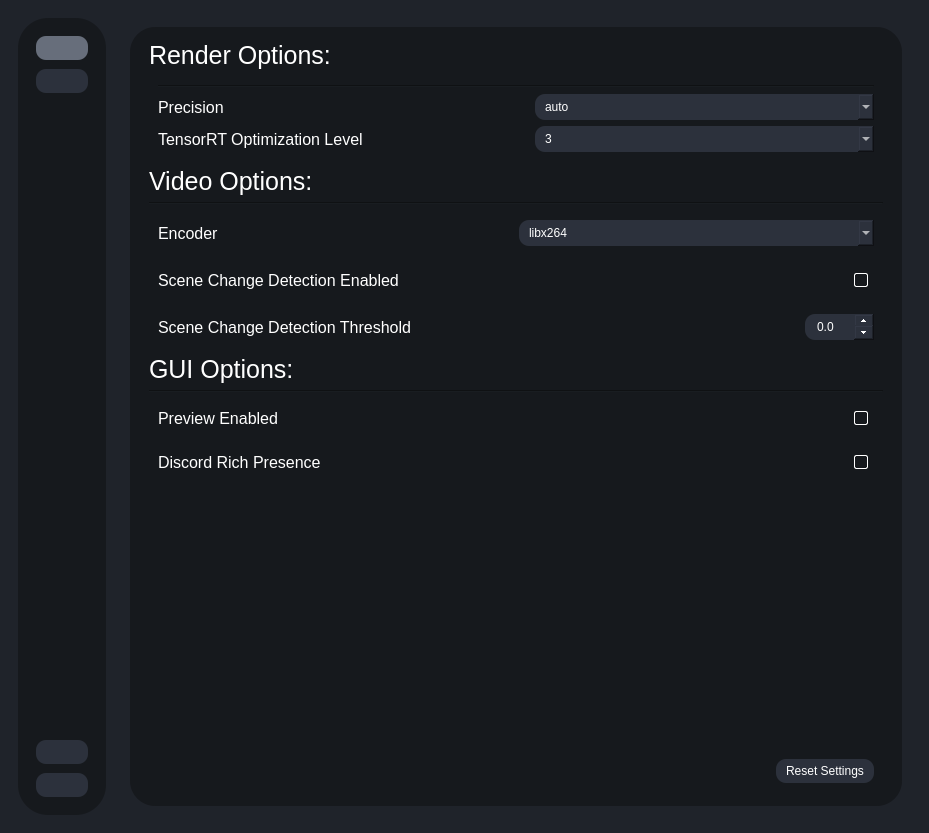
TNTwise/REAL-Video-Enhancer, file testRVEInterface.ui: the form before one commit.
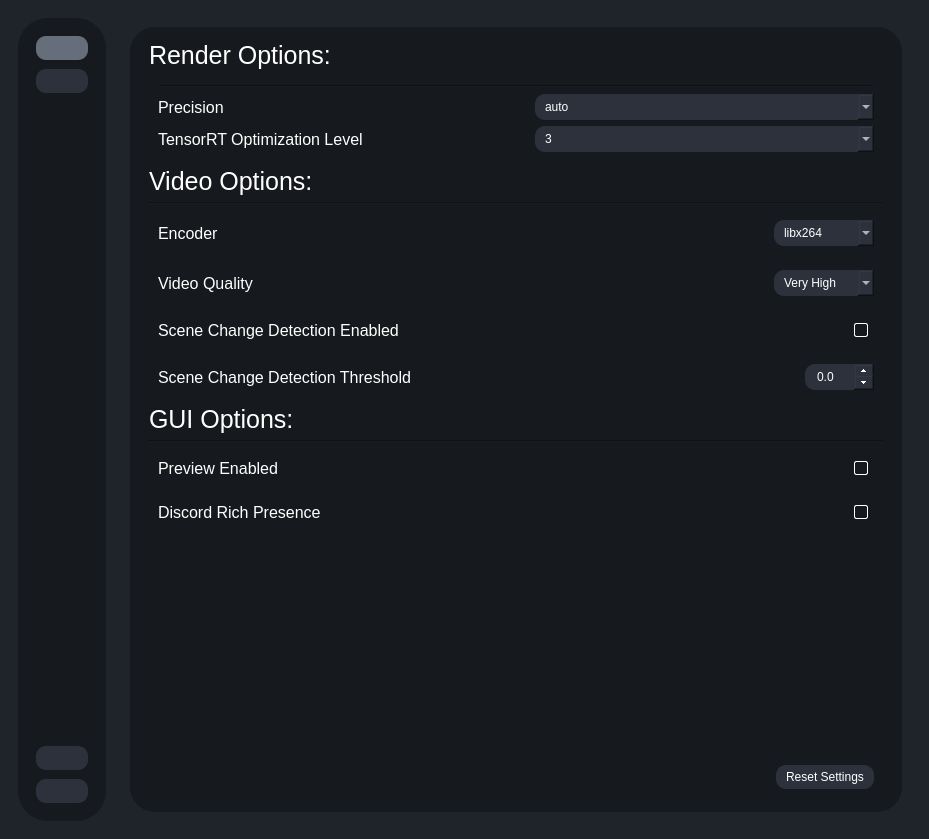
The form after the commit. The open tabs and pages were chosen to show the change. Icons and pictures are not drawn.

Commit message: fix dumb backend + add video qualtiy

Diff of the .ui file:
```diff
--- a/testRVEInterface.ui
+++ b/testRVEInterface.ui
@@ -7,7 +7,7 @@
     <x>0</x>
     <y>0</y>
     <width>929</width>
-    <height>752</height>
+    <height>839</height>
    </rect>
   </property>
   <property name="windowTitle">
@@ -1373,8 +1373,27 @@
                      </property>
                     </widget>
                    </item>
+                   <item>
+                    <spacer name="horizontalSpacer_9">
+                     <property name="orientation">
+                      <enum>Qt::Orientation::Horizontal</enum>
+                     </property>
+                     <property name="sizeHint" stdset="0">
+                      <size>
+                       <width>40</width>
+                       <height>20</height>
+                      </size>
+                     </property>
+                    </spacer>
+                   </item>
                    <item>
                     <widget class="QComboBox" name="encoder">
+                     <property name="minimumSize">
+                      <size>
+                       <width>100</width>
+                       <height>0</height>
+                      </size>
+                     </property>
                      <item>
                       <property name="text">
                        <string>libx264</string>
@@ -1392,6 +1411,67 @@
                 </layout>
                </widget>
               </item>
+              <item>
+               <widget class="QWidget" name="widget_9" native="true">
+                <layout class="QHBoxLayout" name="horizontalLayout_25">
+                 <item>
+                  <widget class="QLabel" name="encoderLabel_2">
+                   <property name="font">
+                    <font>
+                     <pointsize>12</pointsize>
+                    </font>
+                   </property>
+                   <property name="text">
+                    <string>Video Quality</string>
+                   </property>
+                  </widget>
+                 </item>
+                 <item>
+                  <spacer name="horizontalSpacer_10">
+                   <property name="orientation">
+                    <enum>Qt::Orientation::Horizontal</enum>
+                   </property>
+                   <property name="sizeHint" stdset="0">
+                    <size>
+                     <width>40</width>
+                     <height>20</height>
+                    </size>
+                   </property>
+                  </spacer>
+                 </item>
+                 <item>
+                  <widget class="QComboBox" name="video_quality">
+                   <property name="minimumSize">
+                    <size>
+                     <width>100</width>
+                     <height>0</height>
+                    </size>
+                   </property>
+                   <item>
+                    <property name="text">
+                     <string>Very High</string>
+                    </property>
+                   </item>
+                   <item>
+                    <property name="text">
+                     <string>High</string>
+                    </property>
+                   </item>
+                   <item>
+                    <property name="text">
+                     <string>Medium</string>
+                    </property>
+                   </item>
+                   <item>
+                    <property name="text">
+                     <string>Low</string>
+                    </property>
+                   </item>
+                  </widget>
+                 </item>
+                </layout>
+               </widget>
+              </item>
               <item>
                <widget class="QWidget" name="sceneChangeDetectionSettingContainer" native="true">
                 <layout class="QHBoxLayout" name="horizontalLayout_17">
```
The commit also changes 15 other files.
